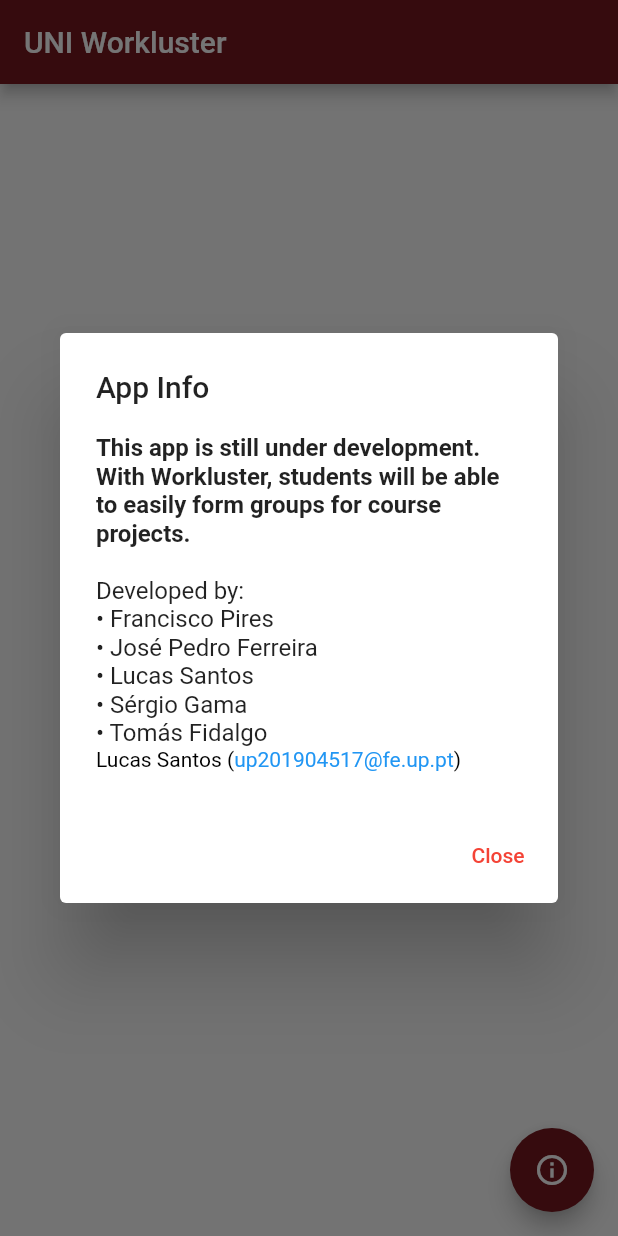
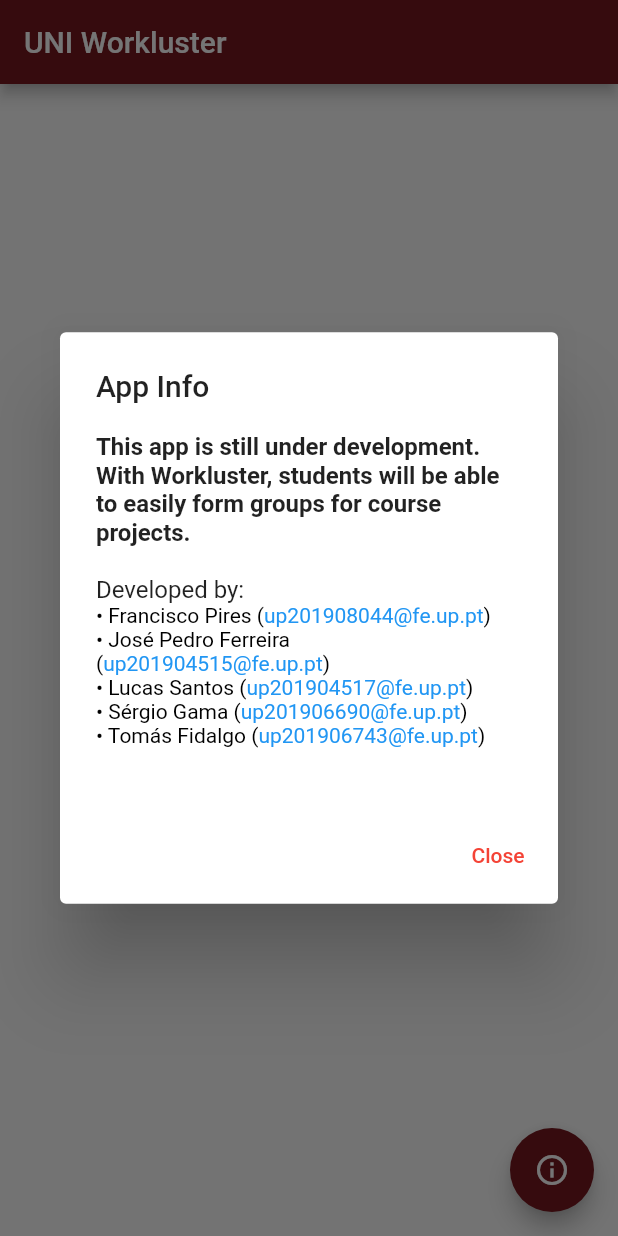
Before and after one commit to tomasnr13/FEUP-ESOF, a Flutter app: the screen it shows after launch, after a tap on the "info outline" icon, on a phone screen of 412 x 824 dp. Run offline on Flutter 3.47's test engine with Material 2 defaults, Android fonts, the phone set to English and light mode, and no system bars.

Commit message:
Updated emails

```diff
--- a/src/lib/main.dart
+++ b/src/lib/main.dart
@@ -1,3 +1,5 @@
+import 'dart:developer';
+
 import 'package:flutter/gestures.dart';
 import 'package:flutter/material.dart';
 import 'package:url_launcher/url_launcher.dart';
@@ -51,7 +53,11 @@ class MyHomePage extends StatefulWidget {
 
 class _MyHomePageState extends State<MyHomePage> {
   void _sendEmail(String _email) async {
-    if (!await launch('emailto:$_email')) throw 'Could not email to $_email';
+    try {
+      launch('emailto:$_email');
+    } catch (e) {
+      log('Could not email to $_email. ' + e.toString());
+    }
   }
 
   Future<void> _showInfo() async {
@@ -68,24 +74,87 @@ class _MyHomePageState extends State<MyHomePage> {
                     'This app is still under development. With Workluster, students will be able to easily form groups for course projects.\n',
                     style: TextStyle(fontWeight: FontWeight.bold)),
                 const Text('Developed by:'),
-                const Text(
-                    '\u2022 Francisco Pires\n\u2022 José Pedro Ferreira\n\u2022 Lucas Santos\n\u2022 Sérgio Gama\n\u2022 Tomás Fidalgo'),
                 RichText(
                   text: TextSpan(
                     children: [
                       const TextSpan(
-                        text: 'Lucas Santos (',
+                        text: '\u2022 Francisco Pires (',
+                        style: TextStyle(color: Colors.black),
+                      ),
+                      TextSpan(
+                        text: 'up201908044@fe.up.pt',
+                        style: const TextStyle(color: Colors.blue),
+                        recognizer: TapGestureRecognizer()
+                          ..onTap = () {
+                            _sendEmail('up201908044@fe.up.pt');
+                          },
+                      ),
+                      const TextSpan(
+                        text: ')\n',
+                        style: TextStyle(color: Colors.black),
+                      ),
+                      const TextSpan(
+                        text: '\u2022 José Pedro Ferreira (',
+                        style: TextStyle(color: Colors.black),
+                      ),
+                      TextSpan(
+                        text: 'up201904515@fe.up.pt',
+                        style: const TextStyle(color: Colors.blue),
+                        recognizer: TapGestureRecognizer()
+                          ..onTap = () {
+                            _sendEmail('up201904515@fe.up.pt');
+                          },
+                      ),
+                      const TextSpan(
+                        text: ')\n',
+                        style: TextStyle(color: Colors.black),
+                      ),
+                      const TextSpan(
+                        text: '\u2022 Lucas Santos (',
                         style: TextStyle(color: Colors.black),
                       ),
                       TextSpan(
                         text: 'up201904517@fe.up.pt',
                         style: const TextStyle(color: Colors.blue),
                         recognizer: TapGestureRecognizer()
-                          ..onTap = () { _sendEmail('up201904517@fe.up.pt');
+                          ..onTap = () {
+                            _sendEmail('up201904517@fe.up.pt');
                           },
                       ),
                       const TextSpan(
-                        text: ')',
+                        text: ')\n',
+                        style: TextStyle(color: Colors.black),
+                      ),
+                      const TextSpan(
+                        text: '\u2022 Sérgio Gama (',
+                        style: TextStyle(color: Colors.black),
+                      ),
+                      TextSpan(
+                        text: 'up201906690@fe.up.pt',
+                        style: const TextStyle(color: Colors.blue),
+                        recognizer: TapGestureRecognizer()
+                          ..onTap = () {
+                            _sendEmail('up201906690@fe.up.pt');
+                          },
+                      ),
+                      const TextSpan(
+                        text: ')\n',
+                        style: TextStyle(color: Colors.black),
+                      ),
+                      const TextSpan(
+                        text: '\u2022 Tomás Fidalgo (',
+                        style: TextStyle(color: Colors.black),
+                      ),
+                      TextSpan(
+                        text: 'up201906743@fe.up.pt',
+                        style: const TextStyle(color: Colors.blue),
+                        recognizer: TapGestureRecognizer()
+                          ..onTap = () {
+                            _sendEmail('up201906743@fe.up.pt');
+                          },
+                      ),
+                      const TextSpan(
+                        text: ')\n',
                         style: TextStyle(color: Colors.black),
                       ),
                     ],
```
